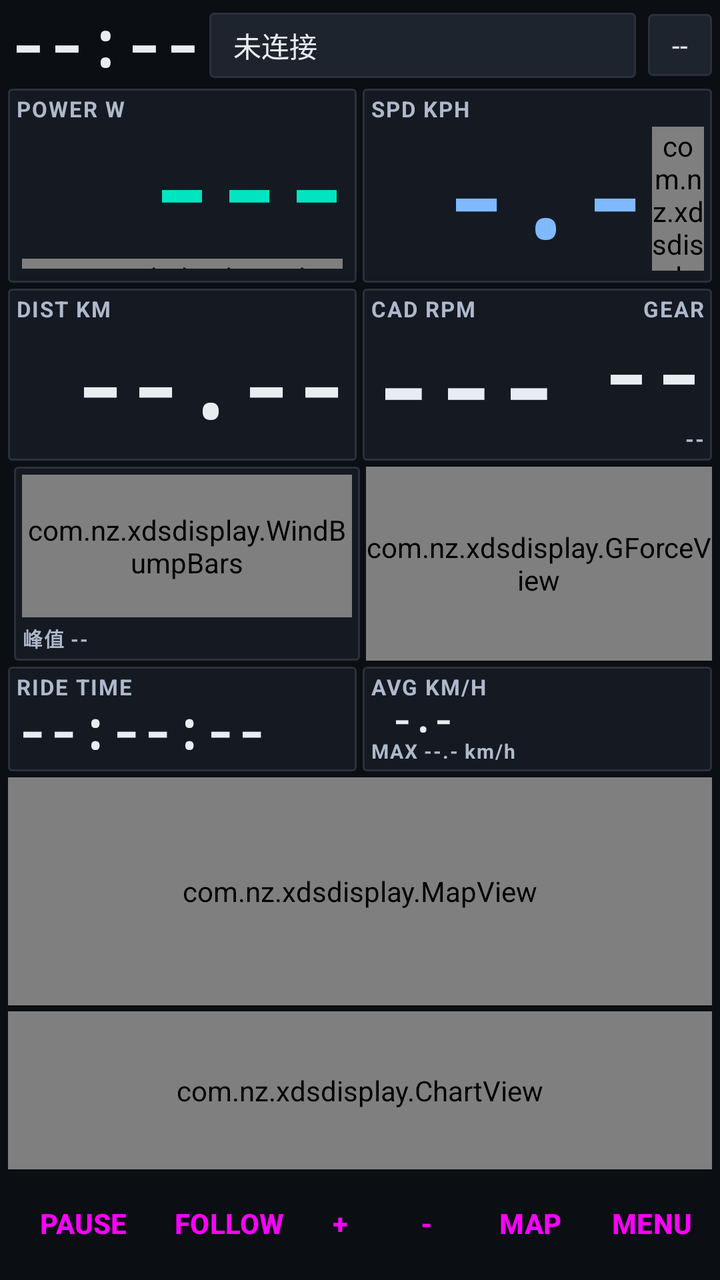
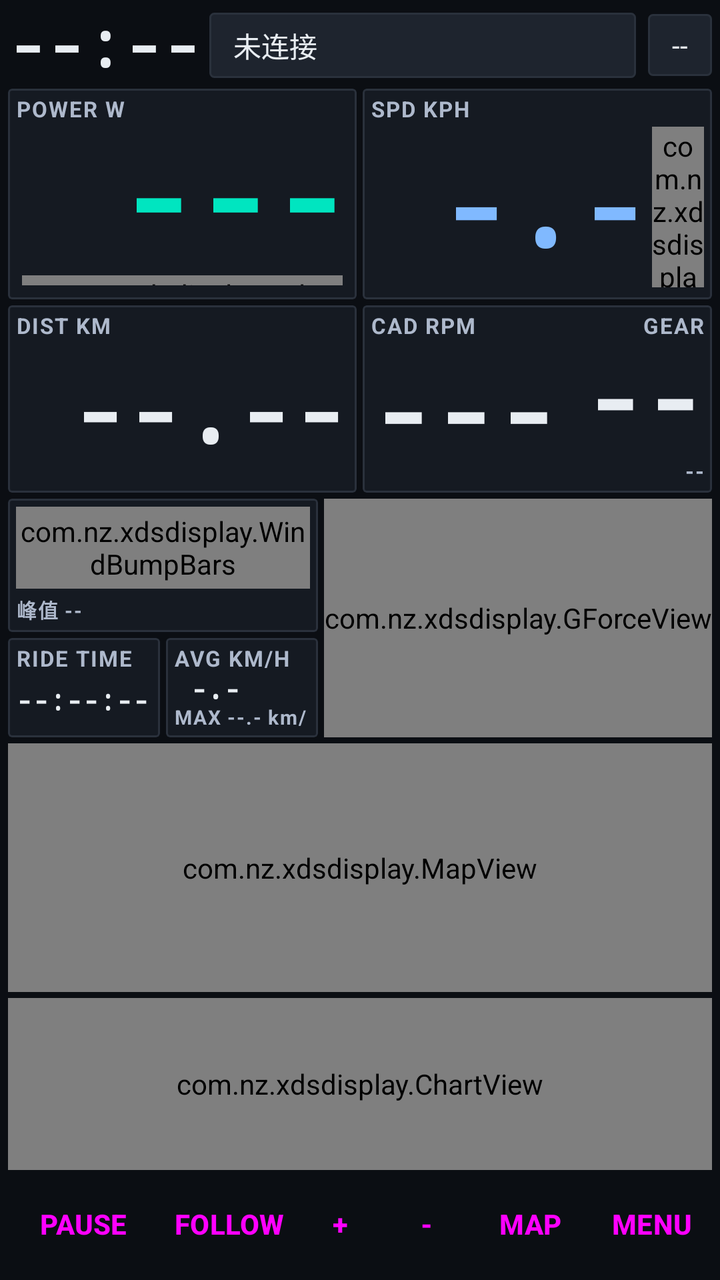

Compare the two renders of this Android layout. The source of the first and the diff that turns it into the second are given below.
<!-- AndroidManifest.xml: application theme Theme.XdsDisplay -->
<!-- res/layout/activity_main.xml -->
<?xml version="1.0" encoding="utf-8"?>
<FrameLayout xmlns:android="http://schemas.android.com/apk/res/android"
    android:id="@+id/root"
    android:layout_width="match_parent"
    android:layout_height="match_parent"
    android:background="@color/bg">

    <LinearLayout
        android:layout_width="match_parent"
        android:layout_height="match_parent"
        android:orientation="vertical"
        android:padding="4dp">

        
        <LinearLayout
            android:layout_width="match_parent"
            android:layout_height="wrap_content"
            android:gravity="center_vertical"
            android:orientation="horizontal">

            <TextView
                android:id="@+id/txtClock"
                style="@style/XdsClock"
                android:layout_width="wrap_content"
                android:layout_height="wrap_content"
                android:text="--:--" />

            <View android:layout_width="4dp" android:layout_height="1dp" />

            <TextView android:id="@+id/chipStatus" style="@style/XdsChip"
                android:layout_width="0dp" android:layout_height="wrap_content"
                android:layout_weight="1"
                android:maxLines="1" android:ellipsize="end"
                android:text="未连接" />

            <TextView android:id="@+id/chipSub" style="@style/XdsChip"
                android:layout_width="wrap_content" android:layout_height="wrap_content"
                android:layout_marginStart="6dp" android:maxLines="1" android:ellipsize="end"
                android:text="--" />
        </LinearLayout>

        
        <LinearLayout
            android:layout_width="match_parent"
            android:layout_height="0dp"
            android:layout_marginTop="3dp"
            android:layout_weight="1.15"
            android:orientation="horizontal">

            <com.google.android.material.card.MaterialCardView
                style="@style/XdsCard"
                android:layout_width="0dp" android:layout_height="match_parent"
                android:layout_weight="1">

                <LinearLayout android:layout_width="match_parent"
                    android:layout_height="match_parent" android:orientation="vertical">

                    
                    <TextView style="@style/XdsLabel" android:layout_width="wrap_content"
                        android:layout_height="wrap_content" android:maxLines="1"
                        android:autoSizeTextType="uniform" android:autoSizeMinTextSize="7sp"
                        android:autoSizeMaxTextSize="11sp" android:autoSizeStepGranularity="1sp"
                        android:text="@string/card_power" />

                    <TextView android:id="@+id/txtPower" style="@style/XdsBig"
                        android:layout_width="match_parent" android:layout_height="0dp"
                        android:layout_weight="1"
                        android:gravity="end|center_vertical"
                        android:maxLines="1" android:text="---"
                        android:textColor="@color/accent"
                        android:autoSizeTextType="uniform"
                        android:autoSizeMinTextSize="26sp"
                        android:autoSizeMaxTextSize="200sp"
                        android:autoSizeStepGranularity="2sp" />

                    
                    <com.nz.xdsdisplay.BalanceStrip
                        android:id="@+id/balStrip"
                        android:layout_width="match_parent" android:layout_height="5dp"
                        android:layout_marginStart="3dp" android:layout_marginEnd="3dp"
                        android:layout_marginTop="1dp" android:layout_marginBottom="3dp" />
                </LinearLayout>
            </com.google.android.material.card.MaterialCardView>

            <com.google.android.material.card.MaterialCardView
                style="@style/XdsCard"
                android:layout_width="0dp" android:layout_height="match_parent"
                android:layout_marginStart="3dp" android:layout_weight="1">

                <LinearLayout android:layout_width="match_parent"
                    android:layout_height="match_parent" android:orientation="vertical">

                    
                    <TextView style="@style/XdsLabel" android:layout_width="wrap_content"
                        android:layout_height="wrap_content" android:maxLines="1"
                        android:autoSizeTextType="uniform" android:autoSizeMinTextSize="7sp"
                        android:autoSizeMaxTextSize="11sp" android:autoSizeStepGranularity="1sp"
                        android:text="@string/card_speed" />

                    
                    <LinearLayout android:layout_width="match_parent"
                        android:layout_height="0dp" android:layout_weight="1"
                        android:orientation="horizontal">

                        <TextView android:id="@+id/txtSpeed" style="@style/XdsBig"
                            android:layout_width="0dp" android:layout_height="match_parent"
                            android:layout_weight="1"
                            android:gravity="end|center_vertical"
                            android:maxLines="1" android:text=" -.-"
                            android:textColor="@color/accent3"
                            android:autoSizeTextType="uniform"
                            android:autoSizeMinTextSize="26sp"
                            android:autoSizeMaxTextSize="200sp"
                            android:autoSizeStepGranularity="2sp" />

                        <com.nz.xdsdisplay.SpeedTape
                            android:id="@+id/speedTape"
                            android:layout_width="26dp" android:layout_height="match_parent"
                            android:layout_marginStart="2dp"
                            android:layout_marginTop="2dp" android:layout_marginBottom="2dp" />
                    </LinearLayout>
                </LinearLayout>
            </com.google.android.material.card.MaterialCardView>
        </LinearLayout>

        
        <LinearLayout
            android:layout_width="match_parent"
            android:layout_height="0dp"
            android:layout_marginTop="3dp"
            android:layout_weight="1.02"
            android:orientation="horizontal">

            <com.google.android.material.card.MaterialCardView
                style="@style/XdsCard"
                android:layout_width="0dp" android:layout_height="match_parent"
                android:layout_weight="1">
                <LinearLayout android:layout_width="match_parent"
                    android:layout_height="match_parent" android:orientation="vertical">
                    <TextView style="@style/XdsLabel" android:layout_width="wrap_content"
                        android:layout_height="wrap_content" android:text="@string/card_dist" />
                    <TextView android:id="@+id/txtDistance" style="@style/XdsMid"
                        android:layout_width="match_parent" android:layout_height="0dp"
                        android:layout_weight="1" android:gravity="center_vertical"
                        android:maxLines="1" android:text=" --.--"
                        android:autoSizeTextType="uniform"
                        android:autoSizeMinTextSize="18sp"
                        android:autoSizeMaxTextSize="90sp"
                        android:autoSizeStepGranularity="2sp" />
                </LinearLayout>
            </com.google.android.material.card.MaterialCardView>

            
            <com.google.android.material.card.MaterialCardView
                style="@style/XdsCard"
                android:layout_width="0dp" android:layout_height="match_parent"
                android:layout_marginStart="3dp" android:layout_weight="1">
                <LinearLayout android:layout_width="match_parent"
                    android:layout_height="match_parent" android:orientation="horizontal"
                    android:gravity="center_vertical">
                    <LinearLayout android:layout_width="0dp" android:layout_height="match_parent"
                        android:layout_weight="1.35" android:orientation="vertical">
                        <TextView style="@style/XdsLabel" android:layout_width="wrap_content"
                            android:layout_height="wrap_content" android:maxLines="1"
                            android:autoSizeTextType="uniform" android:autoSizeMinTextSize="7sp"
                            android:autoSizeMaxTextSize="11sp" android:autoSizeStepGranularity="1sp"
                            android:text="@string/card_cadence" />
                        <TextView android:id="@+id/txtCadence" style="@style/XdsMid"
                            android:layout_width="match_parent" android:layout_height="0dp"
                            android:layout_weight="1" android:gravity="center_vertical"
                            android:maxLines="1" android:text="---"
                            android:autoSizeTextType="uniform"
                            android:autoSizeMinTextSize="16sp"
                            android:autoSizeMaxTextSize="200sp"
                            android:autoSizeStepGranularity="2sp" />
                    </LinearLayout>
                    <LinearLayout android:layout_width="0dp" android:layout_height="match_parent"
                        android:layout_weight="1" android:orientation="vertical">
                        <TextView style="@style/XdsLabel" android:layout_width="match_parent"
                            android:layout_height="wrap_content" android:gravity="end"
                            android:text="@string/card_gear" />
                        <TextView android:id="@+id/txtGear" style="@style/XdsMid"
                            android:layout_width="match_parent" android:layout_height="0dp"
                            android:layout_weight="1" android:gravity="end|center_vertical"
                            android:maxLines="1" android:text="--"
                            android:autoSizeTextType="uniform"
                            android:autoSizeMinTextSize="16sp"
                            android:autoSizeMaxTextSize="200sp"
                            android:autoSizeStepGranularity="2sp" />
                        <TextView android:id="@+id/txtGearSub" style="@style/XdsLabel"
                            android:layout_width="match_parent" android:layout_height="wrap_content"
                            android:gravity="end" android:maxLines="1" android:text="--"
                            android:autoSizeTextType="uniform"
                            android:autoSizeMinTextSize="8sp"
                            android:autoSizeMaxTextSize="13sp"
                            android:autoSizeStepGranularity="1sp" />
                    </LinearLayout>
                </LinearLayout>
            </com.google.android.material.card.MaterialCardView>
        </LinearLayout>

        
        <LinearLayout
            android:layout_width="match_parent"
            android:layout_height="0dp"
            android:layout_marginTop="3dp"
            android:layout_weight="1.15"
            android:orientation="horizontal">

            
            <com.google.android.material.card.MaterialCardView
                android:id="@+id/cardWind"
                style="@style/XdsCard"
                android:layout_width="0dp" android:layout_height="match_parent"
                android:layout_marginStart="3dp" android:layout_weight="1">
                <LinearLayout android:layout_width="match_parent"
                    android:layout_height="match_parent" android:orientation="vertical">
                    <com.nz.xdsdisplay.WindBumpBars
                        android:id="@+id/windBars"
                        android:layout_width="match_parent"
                        android:layout_height="0dp"
                        android:layout_weight="1" />
                    <TextView android:id="@+id/txtWindSub" style="@style/XdsLabel"
                        android:layout_width="match_parent" android:layout_height="wrap_content"
                        android:layout_marginTop="3dp" android:textSize="10sp"
                        android:maxLines="1" android:text="峰值 --" />
                </LinearLayout>
            </com.google.android.material.card.MaterialCardView>

            
            <com.nz.xdsdisplay.GForceView
                android:id="@+id/gforce"
                android:layout_width="0dp"
                android:layout_height="match_parent"
                android:layout_marginStart="3dp"
                android:layout_weight="1" />
        </LinearLayout>

        
        <LinearLayout
            android:layout_width="match_parent"
            android:layout_height="0dp"
            android:layout_marginTop="3dp"
            android:layout_weight="0.62"
            android:orientation="horizontal">

            <com.google.android.material.card.MaterialCardView
                style="@style/XdsCard"
                android:layout_width="0dp" android:layout_height="match_parent"
                android:layout_weight="1">
                <LinearLayout android:layout_width="match_parent"
                    android:layout_height="match_parent" android:orientation="vertical">
                    <TextView style="@style/XdsLabel" android:layout_width="wrap_content"
                        android:layout_height="wrap_content" android:text="@string/card_ridetime" />
                    <TextView android:id="@+id/txtRideTime" style="@style/XdsSmall"
                        android:layout_width="match_parent" android:layout_height="0dp"
                        android:layout_weight="1" android:gravity="center_vertical"
                        android:maxLines="1" android:text="--:--:--"
                        android:autoSizeTextType="uniform"
                        android:autoSizeMinTextSize="12sp"
                        android:autoSizeMaxTextSize="44sp"
                        android:autoSizeStepGranularity="1sp" />
                </LinearLayout>
            </com.google.android.material.card.MaterialCardView>

            <com.google.android.material.card.MaterialCardView
                style="@style/XdsCard"
                android:layout_width="0dp" android:layout_height="match_parent"
                android:layout_marginStart="3dp" android:layout_weight="1">
                <LinearLayout android:layout_width="match_parent"
                    android:layout_height="match_parent" android:orientation="vertical">
                    <TextView style="@style/XdsLabel" android:layout_width="wrap_content"
                        android:layout_height="wrap_content" android:text="@string/card_avg" />
                    <TextView android:id="@+id/txtAvgSpeed" style="@style/XdsSmall"
                        android:layout_width="match_parent" android:layout_height="0dp"
                        android:layout_weight="1" android:gravity="center_vertical"
                        android:maxLines="1" android:text=" -.-\n"
                        android:autoSizeTextType="uniform"
                        android:autoSizeMinTextSize="12sp"
                        android:autoSizeMaxTextSize="44sp"
                        android:autoSizeStepGranularity="1sp" />
                    <TextView android:id="@+id/txtMaxSpeed" style="@style/XdsLabel"
                        android:layout_width="match_parent" android:layout_height="wrap_content"
                        android:textSize="10sp" android:maxLines="1" android:text="@string/max_placeholder" />
                </LinearLayout>
            </com.google.android.material.card.MaterialCardView>
        </LinearLayout>

        
        <LinearLayout
            android:layout_width="match_parent"
            android:layout_height="0dp"
            android:layout_marginTop="3dp"
            android:layout_weight="2.32"
            android:orientation="vertical">

            <com.nz.xdsdisplay.MapView
                android:id="@+id/map"
                android:layout_width="match_parent"
                android:layout_height="0dp"
                android:layout_weight="1.45"
                android:minHeight="80dp" />

            <com.nz.xdsdisplay.ChartView
                android:id="@+id/chart"
                android:layout_width="match_parent"
                android:layout_height="0dp"
                android:layout_marginTop="3dp"
                android:layout_weight="1"
                android:minHeight="64dp" />
        </LinearLayout>

        
        <LinearLayout
            android:layout_width="match_parent"
            android:layout_height="wrap_content"
            android:layout_marginTop="3dp"
            android:baselineAligned="false"
            android:orientation="horizontal">

            <Button android:id="@+id/btnPause" style="@style/XdsButton"
                android:layout_width="0dp" android:layout_height="48dp"
                android:layout_weight="1.4" android:text="@string/btn_pause" />

            <Button android:id="@+id/btnFollow" style="@style/XdsButton"
                android:layout_width="0dp" android:layout_height="48dp"
                android:layout_marginStart="3dp" android:layout_weight="1.2" android:text="@string/btn_follow" />

            <Button android:id="@+id/btnZoomIn" style="@style/XdsButton"
                android:layout_width="0dp" android:layout_height="48dp"
                android:layout_marginStart="3dp" android:layout_weight="0.75" android:text="+" />

            <Button android:id="@+id/btnZoomOut" style="@style/XdsButton"
                android:layout_width="0dp" android:layout_height="48dp"
                android:layout_marginStart="3dp" android:layout_weight="0.75" android:text="-" />

            <Button android:id="@+id/btnView" style="@style/XdsButton"
                android:layout_width="0dp" android:layout_height="48dp"
                android:layout_marginStart="3dp" android:layout_weight="1.05" android:text="@string/btn_view_map" />

            <Button android:id="@+id/btnMenu" style="@style/XdsButton"
                android:layout_width="0dp" android:layout_height="48dp"
                android:layout_marginStart="3dp" android:layout_weight="1.1" android:text="@string/btn_menu" />
        </LinearLayout>
    </LinearLayout>
</FrameLayout>
<!-- resources referenced by this layout -->
<resources>
  <color name="accent">#00E5C0</color>
  <color name="accent3">#80B9FF</color>
  <color name="bg">#0B0E13</color>
  <string name="btn_follow">FOLLOW</string>
  <string name="btn_menu">MENU</string>
  <string name="btn_pause">PAUSE</string>
  <string name="btn_view_map">MAP</string>
  <string name="card_avg">AVG KM/H</string>
  <string name="card_cadence">CAD RPM</string>
  <string name="card_dist">DIST KM</string>
  <string name="card_gear">GEAR</string>
  <string name="card_power">POWER W</string>
  <string name="card_ridetime">RIDE TIME</string>
  <string name="card_speed">SPD KPH</string>
  <string name="max_placeholder">MAX --.- km/h</string>
  <style name="XdsBig">
          <item name="android:textColor">@color/text</item>
          <item name="android:textSize">62sp</item>
          <item name="android:fontFamily">monospace</item>
          <item name="android:textStyle">bold</item>
          <item name="android:includeFontPadding">false</item>
          <item name="android:gravity">center</item>
      </style>
  <style name="XdsCard" parent="Widget.Material3.CardView.Filled">
          <item name="cardBackgroundColor">@color/surface</item>
          
          <item name="cardCornerRadius">2dp</item>
          <item name="cardElevation">0dp</item>
          <item name="strokeColor">@color/stroke</item>
          <item name="strokeWidth">1dp</item>
          <item name="contentPadding">4dp</item>
      </style>
  <style name="XdsChip">
          <item name="android:textSize">14sp</item>
          <item name="android:textColor">@color/text</item>
          <item name="android:paddingLeft">12dp</item>
          <item name="android:paddingRight">12dp</item>
          <item name="android:paddingTop">6dp</item>
          <item name="android:paddingBottom">6dp</item>
          <item name="android:background">@drawable/bg_chip</item>
      </style>
  <style name="XdsClock">
          <item name="android:textColor">@color/text</item>
          <item name="android:textSize">32sp</item>
          <item name="android:fontFamily">monospace</item>
          <item name="android:textStyle">bold</item>
          <item name="android:includeFontPadding">false</item>
      </style>
  <style name="XdsLabel">
          <item name="android:textColor">@color/label</item>
          <item name="android:textSize">11sp</item>
          <item name="android:textStyle">bold</item>
          <item name="android:letterSpacing">0.06</item>
          <item name="android:includeFontPadding">false</item>
      </style>
  <style name="XdsMid">
          <item name="android:textColor">@color/text</item>
          <item name="android:textSize">38sp</item>
          <item name="android:fontFamily">monospace</item>
          <item name="android:textStyle">bold</item>
          <item name="android:includeFontPadding">false</item>
          <item name="android:gravity">center</item>
      </style>
  <style name="XdsSmall">
          <item name="android:textColor">@color/text</item>
          <item name="android:textSize">23sp</item>
          <item name="android:fontFamily">monospace</item>
          <item name="android:textStyle">bold</item>
          <item name="android:includeFontPadding">false</item>
      </style>
  <color name="text">#E8EDF2</color>
  <color name="surface">#151A22</color>
  <color name="stroke">#2A313C</color>
  <!-- drawable bg_chip (drawable) -->
  <shape xmlns:android="http://schemas.android.com/apk/res/android" android:shape="rectangle">
      <solid android:color="@color/surface2" />
      <corners android:radius="2dp" />
      <stroke android:width="1dp" android:color="@color/stroke" />
  </shape>
  <color name="label">#AEB9CC</color>
  <color name="surface2">#1E242E</color>
  <color name="muted">#8A94A6</color>
  <color name="err">#FF5C5C</color>
  <!-- unchanged entries left out for length: 2 -->
</resources>

<!-- the commit's change to res/layout/activity_main.xml (unified diff, before → after) -->
@@ -41,6 +41,7 @@
 
         
         <LinearLayout
+            android:id="@+id/rowPowerSpeed"
             android:layout_width="match_parent"
             android:layout_height="0dp"
             android:layout_marginTop="3dp"
@@ -125,6 +126,7 @@
 
         
         <LinearLayout
+            android:id="@+id/rowDistCad"
             android:layout_width="match_parent"
             android:layout_height="0dp"
             android:layout_marginTop="3dp"
@@ -201,89 +203,98 @@
 
         
         <LinearLayout
+            android:id="@+id/rowBottom"
             android:layout_width="match_parent"
             android:layout_height="0dp"
             android:layout_marginTop="3dp"
-            android:layout_weight="1.15"
-            android:orientation="horizontal">
-
-            
-            <com.google.android.material.card.MaterialCardView
-                android:id="@+id/cardWind"
-                style="@style/XdsCard"
-                android:layout_width="0dp" android:layout_height="match_parent"
-                android:layout_marginStart="3dp" android:layout_weight="1">
-                <LinearLayout android:layout_width="match_parent"
-                    android:layout_height="match_parent" android:orientation="vertical">
-                    <com.nz.xdsdisplay.WindBumpBars
-                        android:id="@+id/windBars"
-                        android:layout_width="match_parent"
-                        android:layout_height="0dp"
-                        android:layout_weight="1" />
-                    <TextView android:id="@+id/txtWindSub" style="@style/XdsLabel"
-                        android:layout_width="match_parent" android:layout_height="wrap_content"
-                        android:layout_marginTop="3dp" android:textSize="10sp"
-                        android:maxLines="1" android:text="峰值 --" />
-                </LinearLayout>
-            </com.google.android.material.card.MaterialCardView>
+            android:layout_weight="1.30"
+            android:orientation="horizontal">
+
+            <LinearLayout
+                android:id="@+id/colBottomLeft"
+                android:layout_width="0dp"
+                android:layout_height="match_parent"
+                android:layout_weight="1"
+                android:orientation="vertical">
+
+                
+                <com.google.android.material.card.MaterialCardView
+                    android:id="@+id/cardWind"
+                    style="@style/XdsCard"
+                    android:layout_width="match_parent" android:layout_height="0dp"
+                    android:layout_weight="1.15">
+                    <LinearLayout android:layout_width="match_parent"
+                        android:layout_height="match_parent" android:orientation="vertical">
+                        <com.nz.xdsdisplay.WindBumpBars
+                            android:id="@+id/windBars"
+                            android:layout_width="match_parent"
+                            android:layout_height="0dp"
+                            android:layout_weight="1" />
+                        <TextView android:id="@+id/txtWindSub" style="@style/XdsLabel"
+                            android:layout_width="match_parent" android:layout_height="wrap_content"
+                            android:layout_marginTop="3dp" android:textSize="10sp"
+                            android:maxLines="1" android:text="峰值 --" />
+                    </LinearLayout>
+                </com.google.android.material.card.MaterialCardView>
+
+                <LinearLayout
+                    android:layout_width="match_parent"
+                    android:layout_height="0dp"
+                    android:layout_marginTop="3dp"
+                    android:layout_weight="0.85"
+                    android:orientation="horizontal">
+
+                    <com.google.android.material.card.MaterialCardView
+                        style="@style/XdsCard"
+                        android:layout_width="0dp" android:layout_height="match_parent"
+                        android:layout_weight="1">
+                        <LinearLayout android:layout_width="match_parent"
+                            android:layout_height="match_parent" android:orientation="vertical">
+                            <TextView style="@style/XdsLabel" android:layout_width="wrap_content"
+                                android:layout_height="wrap_content" android:text="@string/card_ridetime" />
+                            <TextView android:id="@+id/txtRideTime" style="@style/XdsSmall"
+                                android:layout_width="match_parent" android:layout_height="0dp"
+                                android:layout_weight="1" android:gravity="center_vertical"
+                                android:maxLines="1" android:text="--:--:--"
+                                android:autoSizeTextType="uniform"
+                                android:autoSizeMinTextSize="12sp"
+                                android:autoSizeMaxTextSize="44sp"
+                                android:autoSizeStepGranularity="1sp" />
+                        </LinearLayout>
+                    </com.google.android.material.card.MaterialCardView>
+
+                    <com.google.android.material.card.MaterialCardView
+                        style="@style/XdsCard"
+                        android:layout_width="0dp" android:layout_height="match_parent"
+                        android:layout_marginStart="3dp" android:layout_weight="1">
+                        <LinearLayout android:layout_width="match_parent"
+                            android:layout_height="match_parent" android:orientation="vertical">
+                            <TextView style="@style/XdsLabel" android:layout_width="wrap_content"
+                                android:layout_height="wrap_content" android:text="@string/card_avg" />
+                            <TextView android:id="@+id/txtAvgSpeed" style="@style/XdsSmall"
+                                android:layout_width="match_parent" android:layout_height="0dp"
+                                android:layout_weight="1" android:gravity="center_vertical"
+                                android:maxLines="1" android:text=" -.-\n"
+                                android:autoSizeTextType="uniform"
+                                android:autoSizeMinTextSize="12sp"
+                                android:autoSizeMaxTextSize="44sp"
+                                android:autoSizeStepGranularity="1sp" />
+                            <TextView android:id="@+id/txtMaxSpeed" style="@style/XdsLabel"
+                                android:layout_width="match_parent" android:layout_height="wrap_content"
+                                android:textSize="10sp" android:maxLines="1" android:text="@string/max_placeholder" />
+                        </LinearLayout>
+                    </com.google.android.material.card.MaterialCardView>
+                </LinearLayout>
+
+            </LinearLayout>
 
             
             <com.nz.xdsdisplay.GForceView
                 android:id="@+id/gforce"
-                android:layout_width="0dp"
+                android:layout_width="wrap_content"
                 android:layout_height="match_parent"
-                android:layout_marginStart="3dp"
-                android:layout_weight="1" />
-        </LinearLayout>
-
-        
-        <LinearLayout
-            android:layout_width="match_parent"
-            android:layout_height="0dp"
-            android:layout_marginTop="3dp"
-            android:layout_weight="0.62"
-            android:orientation="horizontal">
-
-            <com.google.android.material.card.MaterialCardView
-                style="@style/XdsCard"
-                android:layout_width="0dp" android:layout_height="match_parent"
-                android:layout_weight="1">
-                <LinearLayout android:layout_width="match_parent"
-                    android:layout_height="match_parent" android:orientation="vertical">
-                    <TextView style="@style/XdsLabel" android:layout_width="wrap_content"
-                        android:layout_height="wrap_content" android:text="@string/card_ridetime" />
-                    <TextView android:id="@+id/txtRideTime" style="@style/XdsSmall"
-                        android:layout_width="match_parent" android:layout_height="0dp"
-                        android:layout_weight="1" android:gravity="center_vertical"
-                        android:maxLines="1" android:text="--:--:--"
-                        android:autoSizeTextType="uniform"
-                        android:autoSizeMinTextSize="12sp"
-                        android:autoSizeMaxTextSize="44sp"
-                        android:autoSizeStepGranularity="1sp" />
-                </LinearLayout>
-            </com.google.android.material.card.MaterialCardView>
-
-            <com.google.android.material.card.MaterialCardView
-                style="@style/XdsCard"
-                android:layout_width="0dp" android:layout_height="match_parent"
-                android:layout_marginStart="3dp" android:layout_weight="1">
-                <LinearLayout android:layout_width="match_parent"
-                    android:layout_height="match_parent" android:orientation="vertical">
-                    <TextView style="@style/XdsLabel" android:layout_width="wrap_content"
-                        android:layout_height="wrap_content" android:text="@string/card_avg" />
-                    <TextView android:id="@+id/txtAvgSpeed" style="@style/XdsSmall"
-                        android:layout_width="match_parent" android:layout_height="0dp"
-                        android:layout_weight="1" android:gravity="center_vertical"
-                        android:maxLines="1" android:text=" -.-\n"
-                        android:autoSizeTextType="uniform"
-                        android:autoSizeMinTextSize="12sp"
-                        android:autoSizeMaxTextSize="44sp"
-                        android:autoSizeStepGranularity="1sp" />
-                    <TextView android:id="@+id/txtMaxSpeed" style="@style/XdsLabel"
-                        android:layout_width="match_parent" android:layout_height="wrap_content"
-                        android:textSize="10sp" android:maxLines="1" android:text="@string/max_placeholder" />
-                </LinearLayout>
-            </com.google.android.material.card.MaterialCardView>
+                android:layout_gravity="center_vertical"
+                android:layout_marginStart="3dp" />
         </LinearLayout>
 
         
